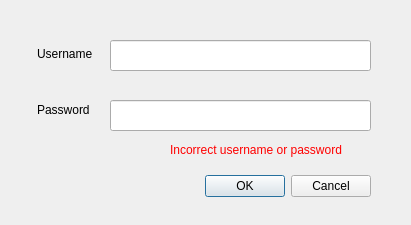
Before: the Qt Designer form logindialog.ui in libertas/MsgMan, drawn with Qt 5.
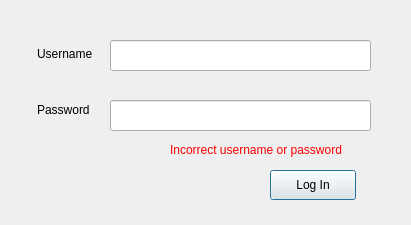
After: the same form once the commit is applied.

Diff of the .ui file:
```diff
--- a/logindialog.ui
+++ b/logindialog.ui
@@ -13,23 +13,7 @@
   <property name="windowTitle">
    <string>Dialog</string>
   </property>
-  <widget class="QDialogButtonBox" name="buttonBox">
-   <property name="geometry">
-    <rect>
-     <x>30</x>
-     <y>170</y>
-     <width>341</width>
-     <height>32</height>
-    </rect>
-   </property>
-   <property name="orientation">
-    <enum>Qt::Horizontal</enum>
-   </property>
-   <property name="standardButtons">
-    <set>QDialogButtonBox::Cancel|QDialogButtonBox::Ok</set>
-   </property>
-  </widget>
-  <widget class="QLineEdit" name="lineEdit">
+  <widget class="QLineEdit" name="usernameEdit">
    <property name="geometry">
     <rect>
      <x>110</x>
@@ -91,6 +75,19 @@
     <string>&lt;html&gt;&lt;head/&gt;&lt;body&gt;&lt;p&gt;&lt;span style=&quot; color:#ff0000;&quot;&gt;Incorrect username or password&lt;/span&gt;&lt;/p&gt;&lt;/body&gt;&lt;/html&gt;</string>
    </property>
   </widget>
+  <widget class="QPushButton" name="loginButton">
+   <property name="geometry">
+    <rect>
+     <x>270</x>
+     <y>170</y>
+     <width>86</width>
+     <height>30</height>
+    </rect>
+   </property>
+   <property name="text">
+    <string>Log In</string>
+   </property>
+  </widget>
  </widget>
  <resources/>
  <connections>
```
Left out of the diff: 38 changed lines with no effect on the pictures.
